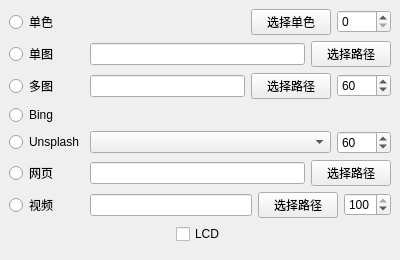
CAOJINGYOU/YhcaoWallpaperEngine, file YhcaoWallpaperEngine/mainwindow.ui: the form before one commit.
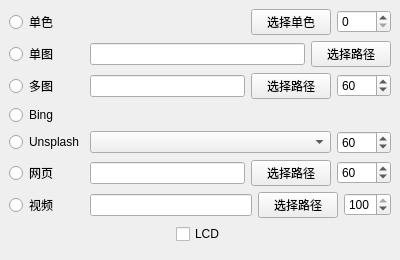
The form after the commit. Icons and pictures are not drawn.

What changed in the file:
```diff
--- a/YhcaoWallpaperEngine/mainwindow.ui
+++ b/YhcaoWallpaperEngine/mainwindow.ui
@@ -160,6 +160,19 @@
         </property>
        </widget>
       </item>
+      <item>
+       <widget class="QSpinBox" name="spinBoxWeb">
+        <property name="minimum">
+         <number>1</number>
+        </property>
+        <property name="maximum">
+         <number>1440</number>
+        </property>
+        <property name="value">
+         <number>60</number>
+        </property>
+       </widget>
+      </item>
      </layout>
     </item>
     <item row="4" column="0">
```
